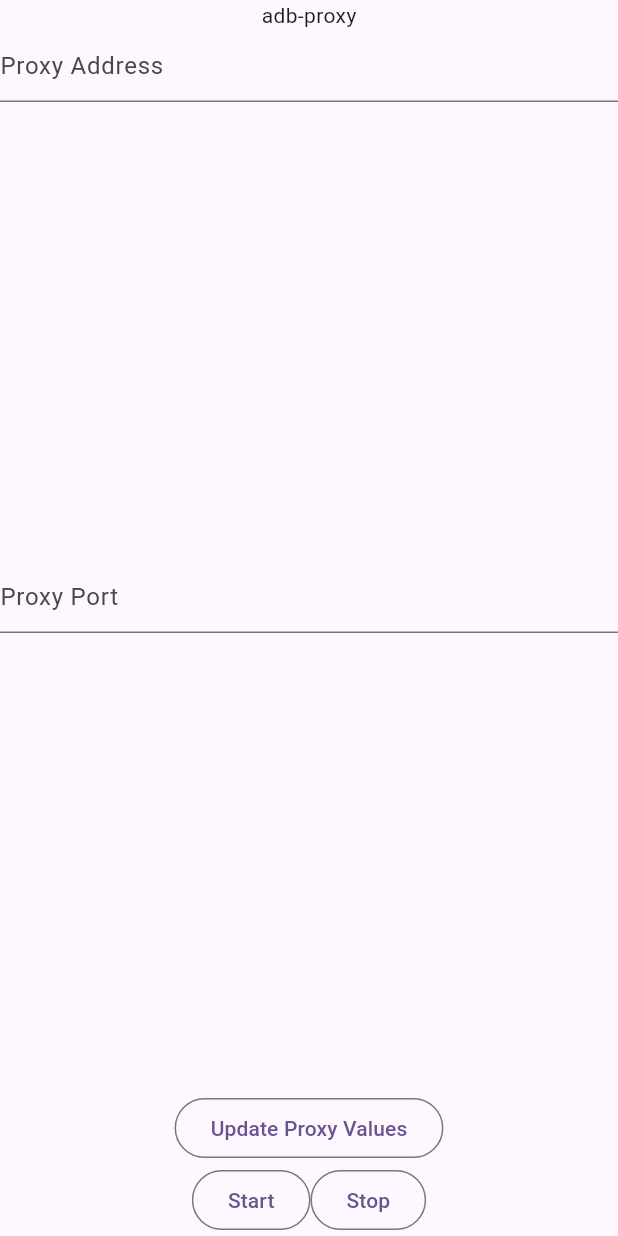
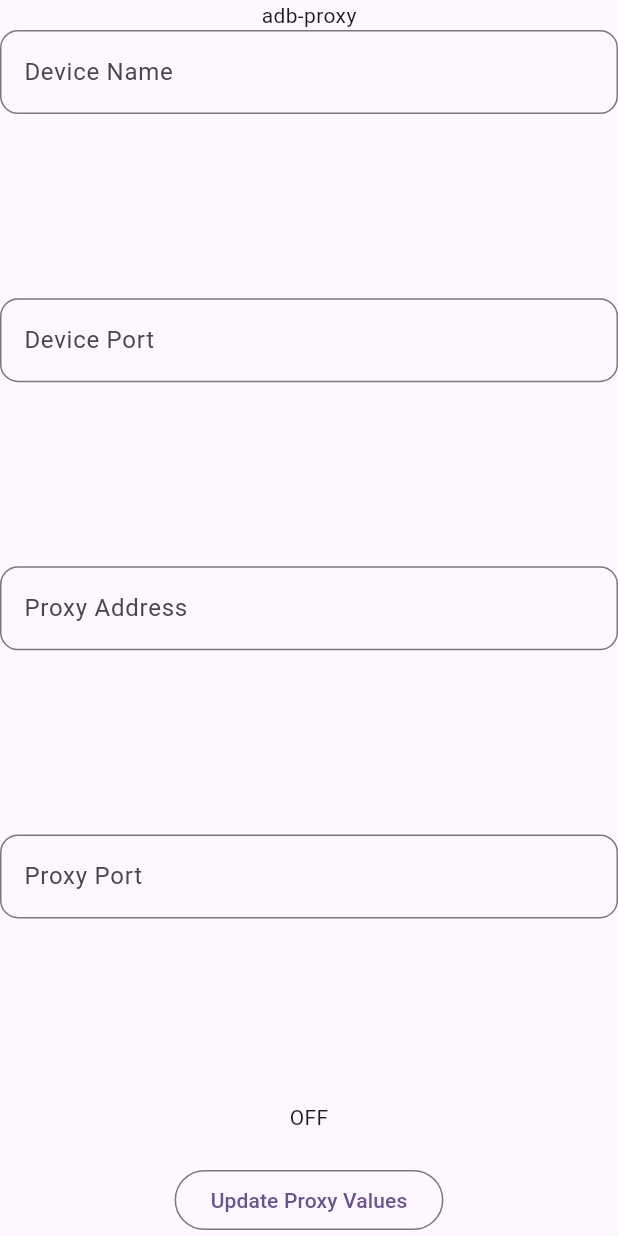
Before and after one commit to Megakuul/adb-proxy, a Flutter app: the screen it shows after launch, after a tap on "Update Proxy Values", on a phone screen of 412 x 824 dp. Run offline on Flutter 3.47's test engine with Material 3 defaults, Android fonts, the phone set to English and light mode, and no system bars; missing offline and left inert: flutter_background_service.

Commit message:
feat: start implementing client proxy + fix issues in proxy server

```diff
--- a/client/lib/main.dart
+++ b/client/lib/main.dart
@@ -36,8 +36,26 @@ class ProxyClient extends StatefulWidget {
 
 class _ProxyClientState extends State<ProxyClient> {
 
+  TextEditingController deviceNameController = TextEditingController();
+  TextEditingController devicePortController = TextEditingController();
   TextEditingController proxyAddrController = TextEditingController();
   TextEditingController proxyPortController = TextEditingController();
+
+  bool connectionState = false;
+  String errorMessage = "";
+
+  @override
+  void initState() {
+    super.initState();
+    widget.service.on("updateResponse").listen((data) {
+      if (data != null) {
+        setState(() {
+          connectionState = data["state"] ?? false;
+          errorMessage = data["error"] ?? "";
+        });
+      }
+    });
+  }
 
   @override
   Widget build(BuildContext context) {
@@ -56,7 +74,32 @@ class _ProxyClientState extends State<ProxyClient> {
             Expanded(
               child: TextField(
                 decoration: const InputDecoration(
-                  hintText: "Proxy Address"
+                    hintText: "Device Name",
+                    border: OutlineInputBorder(
+                        borderRadius: BorderRadius.all(Radius.circular(12))
+                    )
+                ),
+                controller: deviceNameController,
+              ),
+            ),
+            Expanded(
+              child: TextField(
+                decoration: const InputDecoration(
+                    hintText: "Device Port",
+                    border: OutlineInputBorder(
+                        borderRadius: BorderRadius.all(Radius.circular(12))
+                    )
+                ),
+                controller: devicePortController,
+              ),
+            ),
+            Expanded(
+              child: TextField(
+                decoration: const InputDecoration(
+                    hintText: "Proxy Address",
+                    border: OutlineInputBorder(
+                        borderRadius: BorderRadius.all(Radius.circular(12))
+                    )
                 ),
                 controller: proxyAddrController,
               ),
@@ -64,31 +107,29 @@ class _ProxyClientState extends State<ProxyClient> {
             Expanded(
               child: TextField(
                 decoration: const InputDecoration(
-                    hintText: "Proxy Port"
+                    hintText: "Proxy Port",
+                    border: OutlineInputBorder(
+                        borderRadius: BorderRadius.all(Radius.circular(12))
+                    )
                 ),
                 controller: proxyPortController,
               ),
             ),
+            Text(connectionState ? "ON" : "OFF"),
+            Text(errorMessage),
             OutlinedButton(
               onPressed: () {
-
+                print("I pressed from isolate 1");
+                widget.service.invoke("updateRequest", {
+                  "state":  true,
+                  "device_name": deviceNameController.text,
+                  "local_port": devicePortController.text,
+                  "proxy_addr": proxyAddrController.text,
+                  "proxy_port": proxyPortController.text,
+                });
               },
               child: const Text("Update Proxy Values")
             ),
-            Row(
-              mainAxisAlignment: MainAxisAlignment.center,
-              crossAxisAlignment: CrossAxisAlignment.center,
-              children: [
-                OutlinedButton(
-                  onPressed: () => widget.service.startService(),
-                  child: const Text("Start"),
-                ),
-                OutlinedButton(
-                  onPressed: () => widget.service.invoke("stopService"),
-                  child: const Text("Stop"),
-                )
-              ],
-            )
           ],
         )
       ),
```
Also changed, not shown: client/lib/connector.dart (+12 -8 lines), 5 other files.
